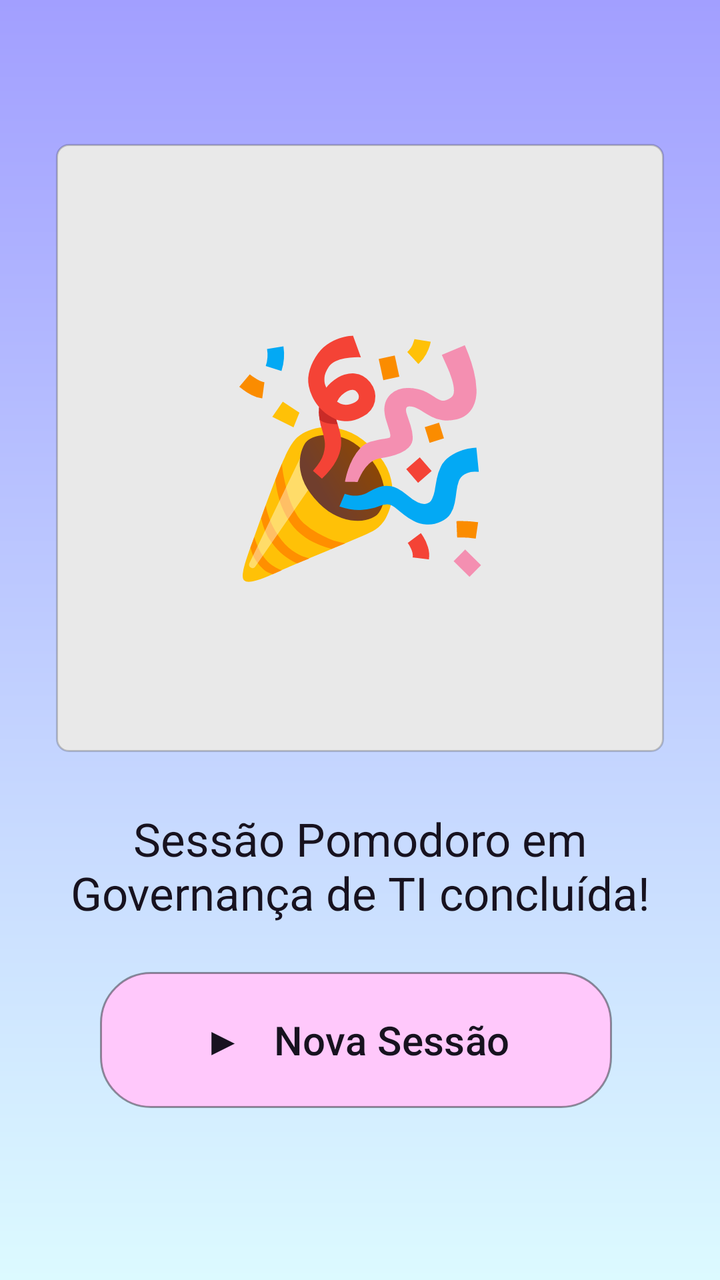
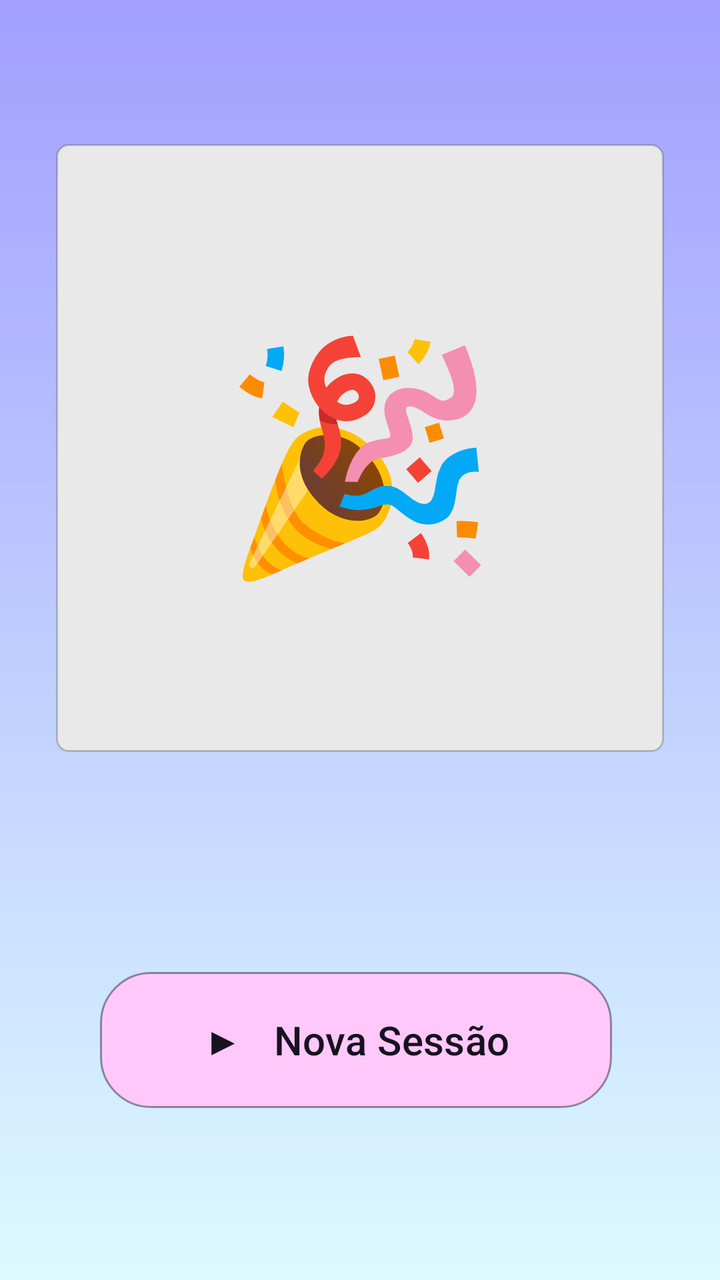

Screens rendered from an Android XML layout before and after an edit, with the pre-edit source and the edit as a unified diff.
<!-- AndroidManifest.xml: application theme Theme.FocaAi -->
<!-- res/layout/activity_descanso_concluido.xml -->
<?xml version="1.0" encoding="utf-8"?>
<androidx.constraintlayout.widget.ConstraintLayout xmlns:android="http://schemas.android.com/apk/res/android"
    xmlns:app="http://schemas.android.com/apk/res-auto"
    xmlns:tools="http://schemas.android.com/tools"
    android:layout_width="match_parent"
    android:layout_height="match_parent"
    android:background="@drawable/bg_foca_gradient"
    tools:context=".activities.DescansoConcluidoActivity">

    <TextView
        android:id="@+id/txtIlustracaoDescansoConcluido"
        android:layout_width="304dp"
        android:layout_height="304dp"
        android:layout_marginTop="72dp"
        android:background="@drawable/card_foca"
        android:gravity="center"
        android:text="🎉"
        android:textSize="112sp"
        app:layout_constraintTop_toTopOf="parent"
        app:layout_constraintStart_toStartOf="parent"
        app:layout_constraintEnd_toEndOf="parent" />

    <TextView
        android:id="@+id/txtMensagemDescansoConcluido"
        android:layout_width="0dp"
        android:layout_height="wrap_content"
        android:layout_marginStart="28dp"
        android:layout_marginEnd="28dp"
        android:layout_marginTop="28dp"
        android:gravity="center"
        android:text="Sessão Pomodoro em Governança de TI concluída!\n\nDeseja iniciar uma nova sessão?"
        android:textColor="@color/foca_text"
        android:textSize="23sp"
        app:layout_constraintTop_toBottomOf="@id/txtIlustracaoDescansoConcluido"
        app:layout_constraintStart_toStartOf="parent"
        app:layout_constraintEnd_toEndOf="parent" />

    <Button
        android:id="@+id/btnNovaSessao"
        android:layout_width="0dp"
        android:layout_height="68dp"
        android:layout_marginStart="50dp"
        android:layout_marginEnd="54dp"
        android:layout_marginBottom="86dp"
        android:background="@drawable/button_foca_pink"
        android:text="▶   Nova Sessão"
        android:textAllCaps="false"
        android:textColor="@color/foca_text"
        android:textSize="20sp"
        app:backgroundTint="@null"
        app:layout_constraintBottom_toBottomOf="parent"
        app:layout_constraintStart_toStartOf="parent"
        app:layout_constraintEnd_toEndOf="parent" />

</androidx.constraintlayout.widget.ConstraintLayout>
<!-- resources referenced by this layout -->
<resources>
  <color name="foca_text">#17121F</color>
  <!-- drawable bg_foca_gradient (drawable) -->
  <?xml version="1.0" encoding="utf-8"?>
  <shape xmlns:android="http://schemas.android.com/apk/res/android" android:shape="rectangle">
      <gradient android:angle="270" android:startColor="#A29FFF" android:endColor="#DCFAFF" android:type="linear" />
  </shape>
  <!-- drawable button_foca_pink (drawable) -->
  <?xml version="1.0" encoding="utf-8"?>
  <shape xmlns:android="http://schemas.android.com/apk/res/android" android:shape="rectangle">
      <solid android:color="#FFC8FB" />
      <corners android:radius="25dp" />
      <stroke android:width="1dp" android:color="#66000000" />
  </shape>
  <!-- drawable card_foca (drawable) -->
  <?xml version="1.0" encoding="utf-8"?>
  <shape xmlns:android="http://schemas.android.com/apk/res/android" android:shape="rectangle">
      <solid android:color="#E9E9E9" />
      <corners android:radius="6dp" />
      <stroke android:width="1dp" android:color="#33000000" />
  </shape>
  <style name="Theme.FocaAi" parent="Base.Theme.FocaAi" />
  <style name="Base.Theme.FocaAi" parent="Theme.Material3.DayNight.NoActionBar">
          
          
      </style>
</resources>

<!-- the commit's change to res/layout/activity_descanso_concluido.xml (unified diff, before → after) -->
@@ -25,15 +25,14 @@
         android:layout_width="0dp"
         android:layout_height="wrap_content"
         android:layout_marginStart="28dp"
+        android:layout_marginTop="28dp"
         android:layout_marginEnd="28dp"
-        android:layout_marginTop="28dp"
         android:gravity="center"
-        android:text="Sessão Pomodoro em Governança de TI concluída!\n\nDeseja iniciar uma nova sessão?"
         android:textColor="@color/foca_text"
         android:textSize="23sp"
-        app:layout_constraintTop_toBottomOf="@id/txtIlustracaoDescansoConcluido"
+        app:layout_constraintEnd_toEndOf="parent"
         app:layout_constraintStart_toStartOf="parent"
-        app:layout_constraintEnd_toEndOf="parent" />
+        app:layout_constraintTop_toBottomOf="@id/txtIlustracaoDescansoConcluido" />
 
     <Button
         android:id="@+id/btnNovaSessao"
